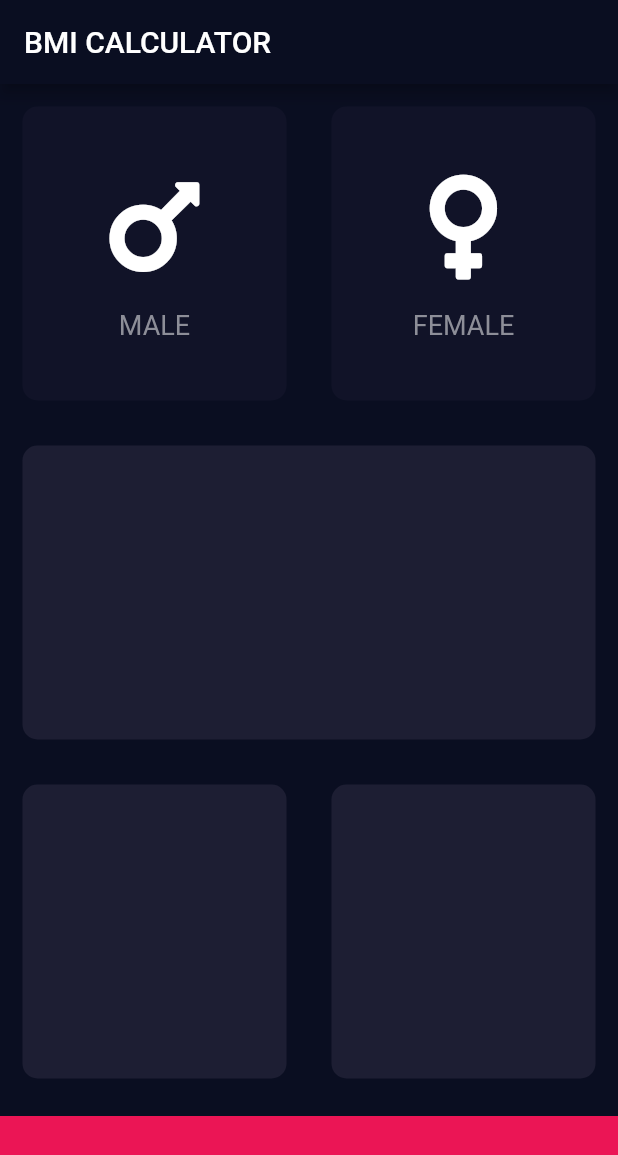
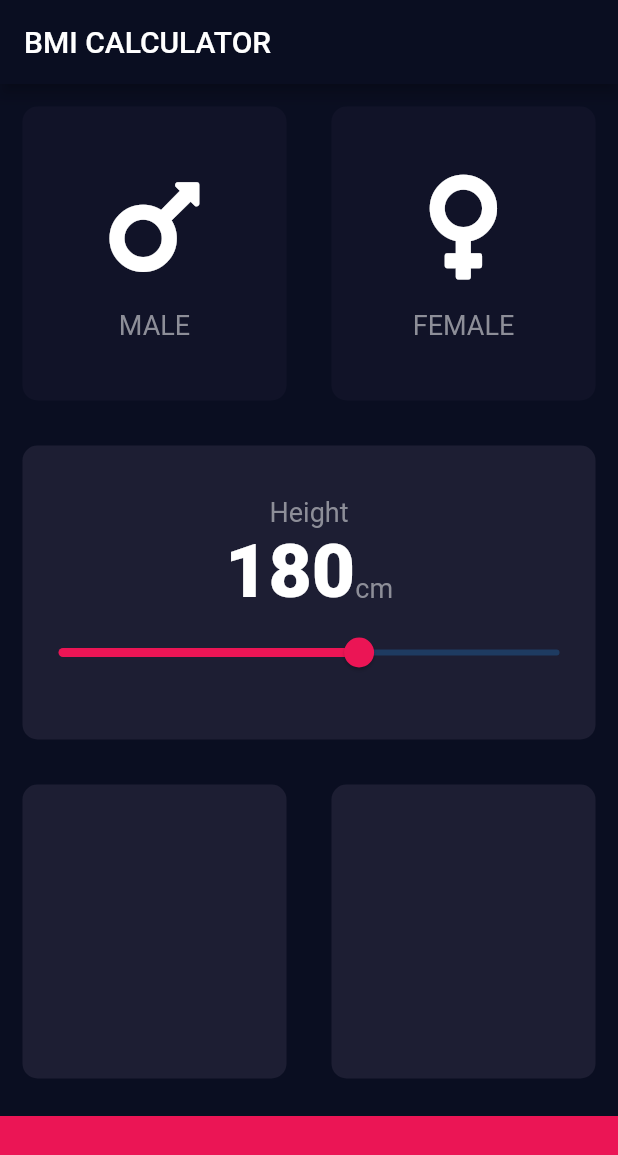
Before and after one commit to caputdraconis050630/bmi-calculator, a Flutter app: the screen it shows after launch, on a phone screen of 412 x 824 dp. Shown: the top 1155 px of the screen. Run offline on Flutter 3.47's test engine with Material 2 defaults, Android fonts, the phone set to English and light mode, and no system bars; our stand-ins replace font_awesome_flutter.

Commit message:
Add SlideBar to input User's Height

```diff
--- /dev/null
+++ b/lib/constants.dart
@@ -0,0 +1,18 @@
+import 'package:flutter/material.dart';
+
+const kBottomContainerHeight = 80.0;
+const kActiveCardColour = Color(0xFF1D1E33);
+const kInactiveCardColor = Color(0xFF111328);
+const kBottomContainerColour = Color(0xFFEB1555);
+
+const kMinHeight = 120.0;
+const kMaxHeight = 220.0;
+const kLabelTextStyle = TextStyle(
+  fontSize: 18.0,
+  color: Color(0xFF8D8E98),
+);
+
+const kNumberTextStyle = TextStyle(
+  fontSize: 50.0,
+  fontWeight: FontWeight.w900,
+);
--- a/lib/icon_content.dart
+++ b/lib/icon_content.dart
@@ -1,11 +1,8 @@
 import 'package:flutter/material.dart';
 import 'main.dart';
 import 'package:font_awesome_flutter/font_awesome_flutter.dart';
+import 'constants.dart';
 
-const labelTextStyle = TextStyle(
-  fontSize: 18.0,
-  color: Color(0xFF8D8E98),
-);
 
 
 
@@ -29,7 +26,7 @@ class IconContent extends StatelessWidget {
         ),
         Text(
           label,
-          style: labelTextStyle),
+          style: kLabelTextStyle),
       ],
     );
   }
--- a/lib/input_page.dart
+++ b/lib/input_page.dart
@@ -3,14 +3,11 @@ import 'main.dart';
 import 'package:font_awesome_flutter/font_awesome_flutter.dart';
 import 'reusable_card.dart';
 import 'icon_content.dart';
+import 'constants.dart';
 
 
 
 
-const bottomContainerHeight = 80.0;
-const activeCardColour = Color(0xFF1D1E33);
-const inactiveCardColor = Color(0xFF111328);
-const bottomContainerColour = Color(0xFFEB1555);
 
 enum Gender{
   male, female,
@@ -24,8 +21,8 @@ class InputPage extends StatefulWidget{
 class _InputPageState extends State<InputPage>{
 
   Gender? selectedGender;
-  // Color maleCardColour = inactiveCardColor;
-  // Color femaleCardColour = inactiveCardColor;
+
+  int height = 180;
 
 
 
@@ -36,13 +33,14 @@ class _InputPageState extends State<InputPage>{
         title: Text('BMI CALCULATOR'),
       ),
       body: Column(
+        crossAxisAlignment: CrossAxisAlignment.stretch,
         children: [
           Expanded(
             child: Row(
               children: [
                 Expanded(
                   child: ReusableCard(
-                      colour:selectedGender == Gender.male? activeCardColour:inactiveCardColor,
+                      colour:selectedGender == Gender.male? kActiveCardColour:kInactiveCardColor,
                       cardChild: IconContent(icon: FontAwesomeIcons.mars, label: "MALE"),
                       onPressed: (){
                         setState(() {
@@ -59,7 +57,7 @@ class _InputPageState extends State<InputPage>{
                           selectedGender = Gender.female;
                         });
                       },
-                      colour:selectedGender == Gender.female? activeCardColour:inactiveCardColor,
+                      colour:selectedGender == Gender.female? kActiveCardColour:kInactiveCardColor,
                       cardChild: IconContent(icon: FontAwesomeIcons.venus, label:"FEMALE"),
                     ),
                 )
@@ -69,7 +67,33 @@ class _InputPageState extends State<InputPage>{
           Expanded(
 
               child: ReusableCard(
-                colour:activeCardColour,
+                colour:kActiveCardColour,
+                cardChild: Column(
+                  mainAxisAlignment: MainAxisAlignment.center,
+                  children: [
+                    Text("Height", style: kLabelTextStyle,),
+                    Row(
+                      mainAxisAlignment: MainAxisAlignment.center,
+                      crossAxisAlignment: CrossAxisAlignment.baseline,
+                      textBaseline: TextBaseline.alphabetic,
+                      children: [
+                        Text(height.toString(), style: kNumberTextStyle,),
+                        Text("cm", style: kLabelTextStyle)
+                      ],
+                    ),
+                    Slider(
+                        value: height.toDouble(),
+                        min: kMinHeight,
+                        max: kMaxHeight,
+                        onChanged: (double newValue){
+                          setState(() {
+                            height = newValue.round();
+                          });
+                        },
+                        activeColor: Color(0xFFEB1555),
+                    )
+                  ],
+                ),
               ),
           ),
           Expanded(
@@ -77,22 +101,22 @@ class _InputPageState extends State<InputPage>{
               children: [
                 Expanded(
                   child: ReusableCard(
-                    colour:activeCardColour,
+                    colour:kActiveCardColour,
                   ),
                 ),
                 Expanded(
                   child: ReusableCard(
-                    colour:activeCardColour,
+                    colour:kActiveCardColour,
                   ),
                 )
               ],
             ),
           ),
           Container(
-            color: bottomContainerColour,
+            color: kBottomContainerColour,
             margin: EdgeInsets.only(top: 10.0),
             width: double.infinity,
-            height: bottomContainerHeight,
+            height: kBottomContainerHeight,
           ),
         ],
       )
```
